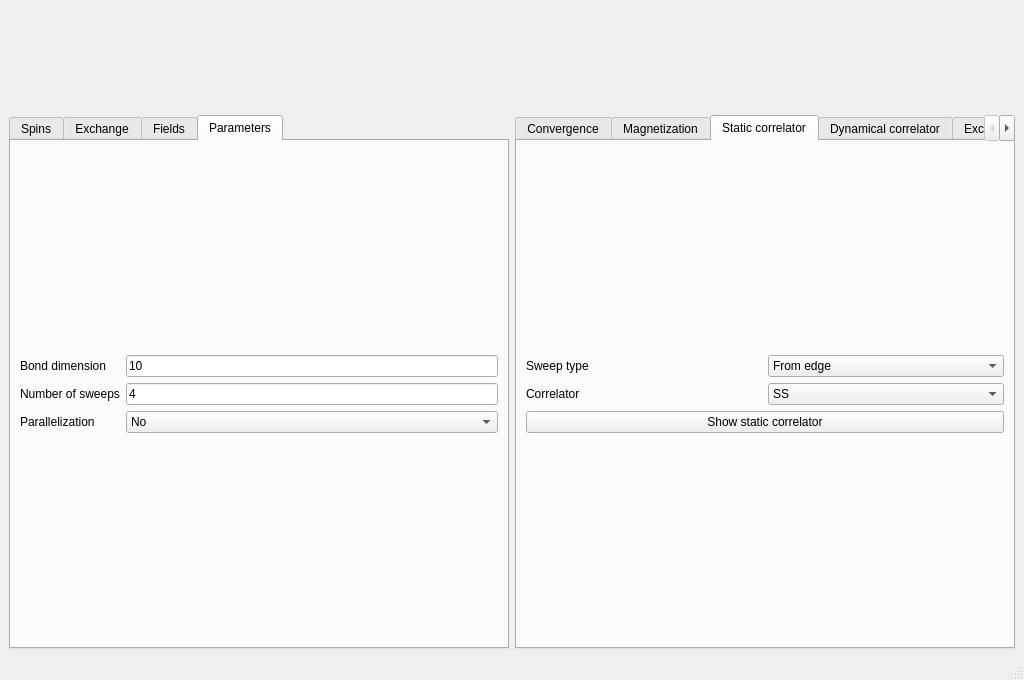
The window that interface/interface.ui (joselado/spinflare) describes before a commit, drawn with Qt 5.
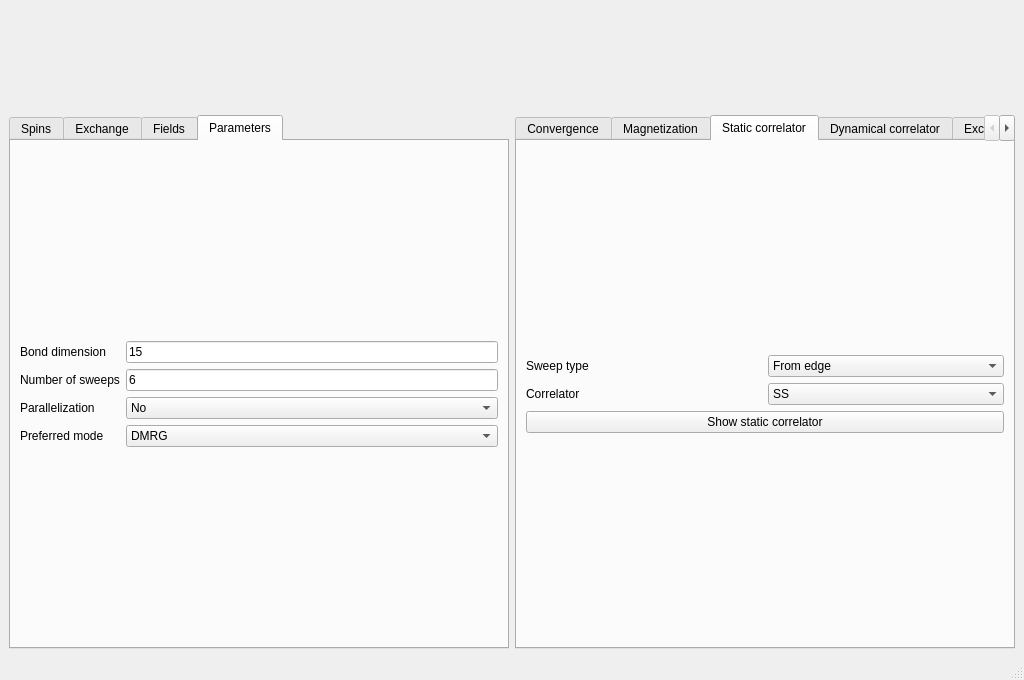
The same window after the commit. The open tabs and pages were chosen to show the change.

```diff
--- a/interface/interface.ui
+++ b/interface/interface.ui
@@ -422,7 +422,7 @@
              <string>Bond dimension, this controls the accuracy of the MPS antsaz. Increase it for more accurate results</string>
             </property>
             <property name="text">
-             <string>10</string>
+             <string>15</string>
             </property>
            </widget>
           </item>
@@ -432,7 +432,7 @@
              <string>Number of sweeps of the DMRG algorithm</string>
             </property>
             <property name="text">
-             <string>4</string>
+             <string>6</string>
             </property>
            </widget>
           </item>
@@ -471,6 +471,30 @@
             </item>
            </widget>
           </item>
+          <item row="3" column="0">
+           <widget class="QLabel" name="label_37">
+            <property name="text">
+             <string>Preferred mode</string>
+            </property>
+           </widget>
+          </item>
+          <item row="3" column="1">
+           <widget class="QComboBox" name="preferred_mode">
+            <property name="toolTip">
+             <string>Select whether if the program should try to use the ED mode if possible (so far only implemented for excited states and magnetization)</string>
+            </property>
+            <item>
+             <property name="text">
+              <string>DMRG</string>
+             </property>
+            </item>
+            <item>
+             <property name="text">
+              <string>ED</string>
+             </property>
+            </item>
+           </widget>
+          </item>
          </layout>
         </item>
        </layout>
```
Left out of the diff: 57 changed lines with no effect on the pictures.
